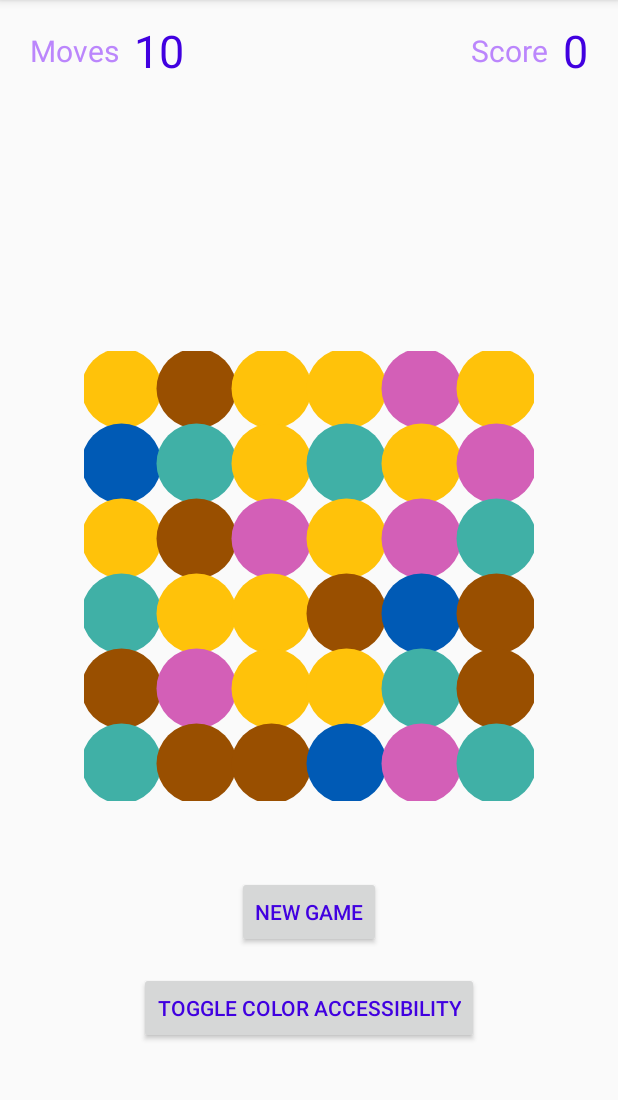
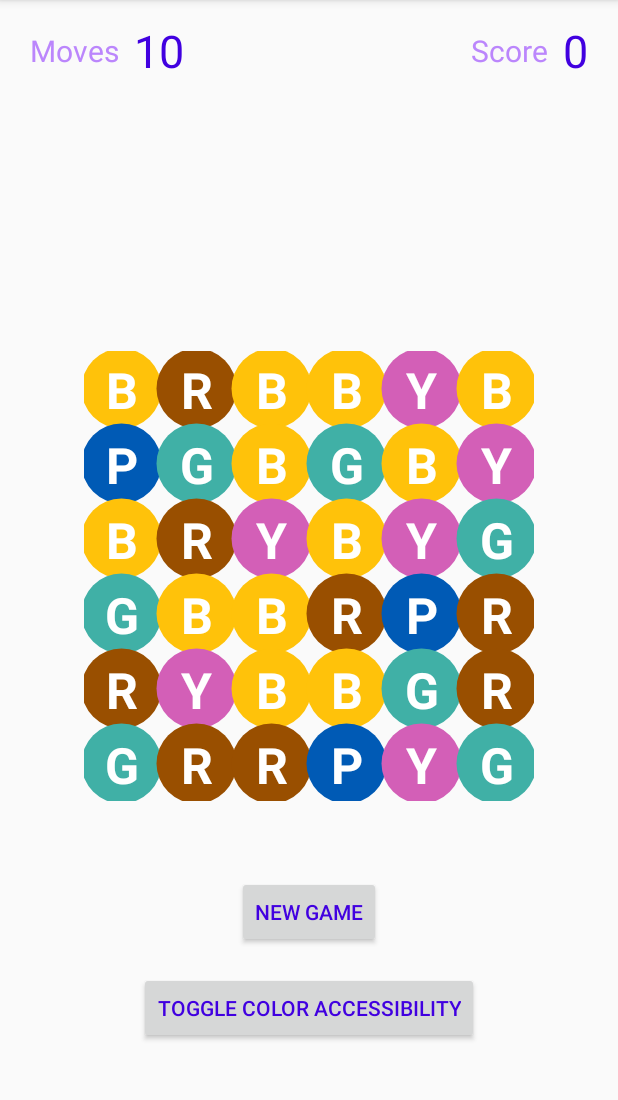
Before and after one commit to glaywrestling/Dotty, an Android app: the screen it shows after launch (MainActivity), after a tap on "TOGGLE COLOR ACCESSIBILITY", on a phone screen of 412 x 824 dp, the part 84-1184 px from its top. Run offline under Robolectric (Android 15) with nearby library versions, the phone set to English and light mode, and no system bars; 1 other tap on this screen came first.

Commit message:
Text inside dots

```diff
--- a/app/src/main/java/com/zybooks/dotty/DotsView.kt
+++ b/app/src/main/java/com/zybooks/dotty/DotsView.kt
@@ -12,9 +12,10 @@ import android.animation.Animator
 import android.animation.AnimatorListenerAdapter
 import android.animation.AnimatorSet
 import android.animation.ValueAnimator
+import android.graphics.Typeface
 import android.view.animation.AccelerateInterpolator
 import android.view.animation.BounceInterpolator
-import kotlin.random.Random
+import androidx.core.content.ContextCompat
 
 enum class DotSelectionStatus {
     First, Additional, Last
@@ -25,6 +26,8 @@ enum class AccessibilitySelection {
 }
 
 const val DOT_RADIUS = 40f
+const val TEXT_SIZE = 50f
+const val HEIGHT_ADJUST = 20f
 
 class DotsView(context: Context, attrs: AttributeSet) :
     View(context, attrs) {
@@ -40,9 +43,12 @@ class DotsView(context: Context, attrs: AttributeSet) :
     private val normalDotColors = resources.getIntArray(R.array.dotColors)
     private val nonRGDotColors = resources.getIntArray(R.array.dotColors_RGBlind)
     private val monochromeColors = resources.getIntArray(R.array.monochrome)
+    private val dotLetters = resources.getStringArray(R.array.dot_text)
+    private val white = ContextCompat.getColor(getContext(), R.color.white)
     private var cellWidth = 0
     private var cellHeight = 0
     private val dotPaint = Paint(Paint.ANTI_ALIAS_FLAG)
+    private val textPaint = Paint(Paint.ANTI_ALIAS_FLAG)
     private val pathPaint = Paint(Paint.ANTI_ALIAS_FLAG)
     private var animatorSet = AnimatorSet()
 
@@ -69,12 +75,24 @@ class DotsView(context: Context, attrs: AttributeSet) :
         for (row in 0 until GRID_SIZE) {
             for (col in 0 until GRID_SIZE) {
                 dotsGame.getDot(row, col)?.let {
+                    var displayText = false
+                    textPaint.textAlign = Paint.Align.CENTER
+                    textPaint.textSize = TEXT_SIZE
+                    textPaint.typeface = Typeface.create(Typeface.DEFAULT, Typeface.BOLD)
+                    textPaint.color = white
                     when (accessibility){
                         AccessibilitySelection.DEFAULT -> dotPaint.color = normalDotColors[it.color]
-                        AccessibilitySelection.RG_BLIND -> dotPaint.color = nonRGDotColors[it.color]
-                        AccessibilitySelection.MONOCHROME -> dotPaint.color = monochromeColors[it.color]
+                        AccessibilitySelection.RG_BLIND -> {
+                            dotPaint.color = nonRGDotColors[it.color]
+                            displayText = true
+                        }
+                        AccessibilitySelection.MONOCHROME -> {
+                            dotPaint.color = monochromeColors[it.color]
+                            displayText = true
+                        }
                     }
                     canvas.drawCircle(it.centerX, it.centerY, it.radius, dotPaint)
+                    if (displayText) canvas.drawText(dotLetters[it.color], it.centerX, it.centerY + HEIGHT_ADJUST, textPaint)
                 }
             }
         }
--- a/app/src/main/res/values/colors.xml
+++ b/app/src/main/res/values/colors.xml
@@ -25,6 +25,8 @@
         <item>#333333</item>
         <item>#666666</item>
         <item>#999999</item>
-        <item>#cccccc</item>
+        <item>#AAAAAA</item>
     </array>
+
+    <color name="white">#FFFFFF</color>
 </resources>
--- a/app/src/main/res/values/strings.xml
+++ b/app/src/main/res/values/strings.xml
@@ -8,4 +8,12 @@
     <string name="rg_blind">Dots changed for R/G blind accessibility</string>
     <string name="monochrome">Dots changed for true color blind accessibility</string>
     <string name="normal">Dots changed to default settings</string>
+
+    <string-array name="dot_text">
+        <item>R</item>
+        <item>B</item>
+        <item>G</item>
+        <item>Y</item>
+        <item>P</item>
+    </string-array>
 </resources>
```
